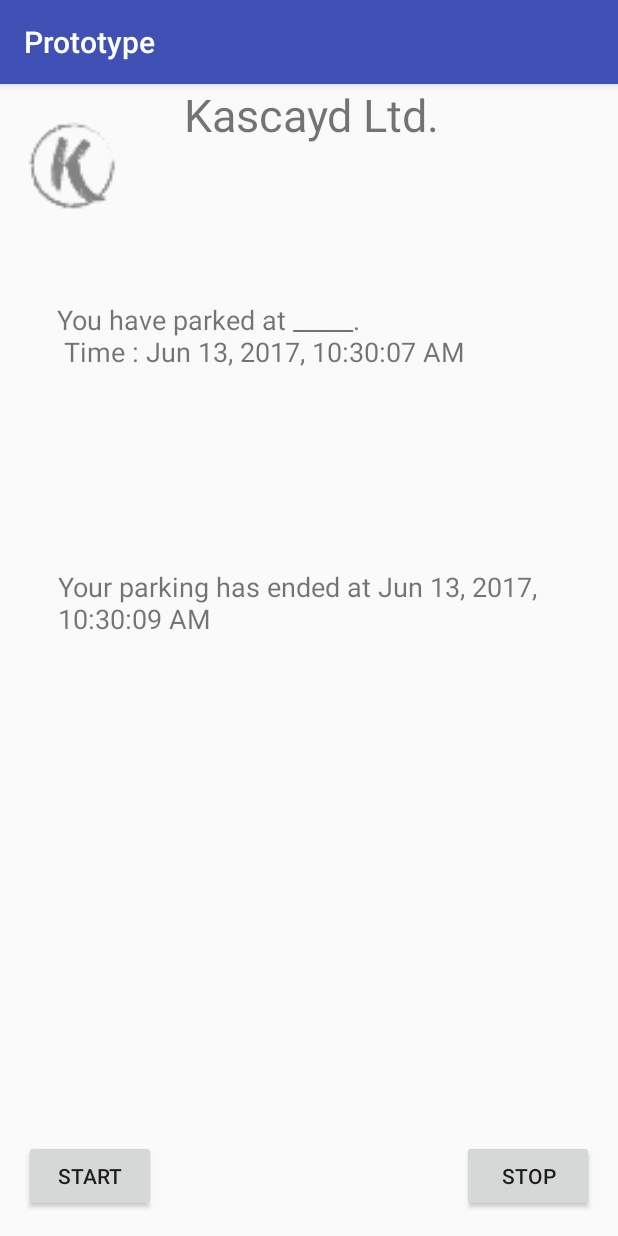
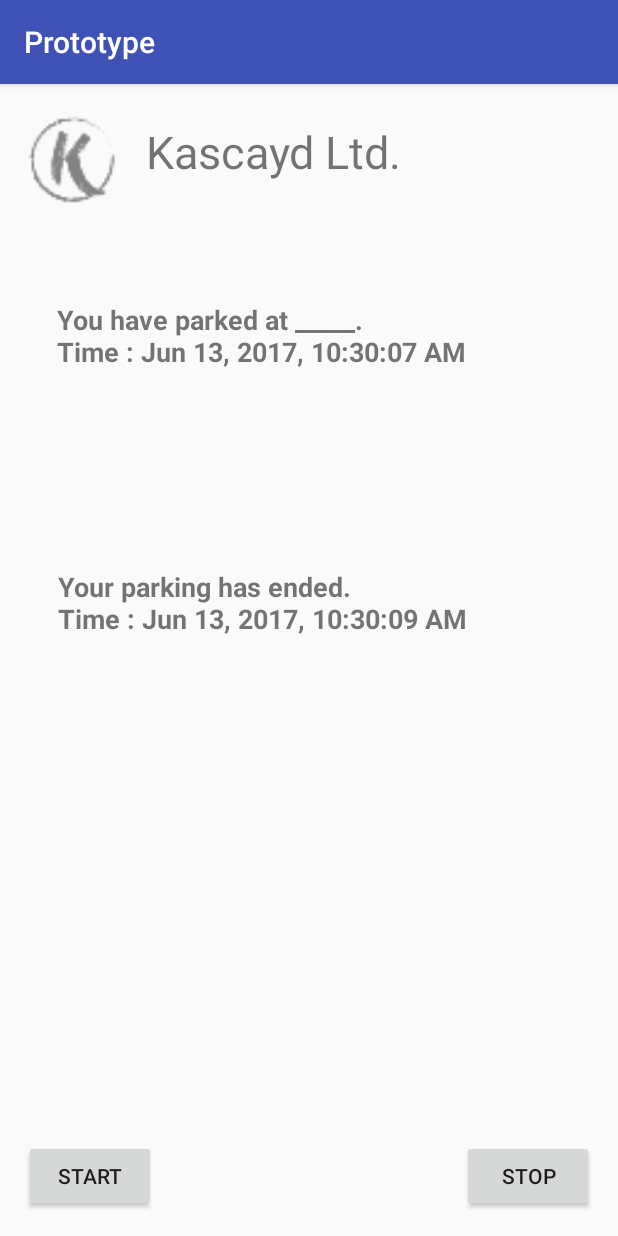
Before and after one commit to nisargatman/Prototype, an Android app: the screen it shows after launch (MainActivity), after a tap on "STOP", on a phone screen of 412 x 824 dp. Run offline under Robolectric (Android 15) with nearby library versions, the phone set to English and light mode, and no system bars; 1 other tap on this screen came first.

Commit message:
Layout changes

```diff
--- a/app/src/main/java/com/kascayd/prototype/MainActivity.java
+++ b/app/src/main/java/com/kascayd/prototype/MainActivity.java
@@ -19,14 +19,14 @@ public class MainActivity extends AppCompatActivity {
 
     public void StartPress(View view) {
         String mydate = java.text.DateFormat.getDateTimeInstance().format(Calendar.getInstance().getTime());
-        String message = "\n\nYou have parked at _____. \n Time : "+ mydate;
+        String message = "\n\nYou have parked at _____. \nTime : "+ mydate;
         TextView textView = (TextView) findViewById(R.id.textView);
         textView.setText(message);
     }
 
     public void StopPress(View view){
         String mydate = java.text.DateFormat.getDateTimeInstance().format(Calendar.getInstance().getTime());
-        String message = "\nYour parking has ended at "+mydate;
+        String message = "\nYour parking has ended. \nTime : "+mydate;
         TextView textView = (TextView) findViewById(R.id.textView2);
         textView.setText(message);
     }
--- a/app/src/main/res/layout/activity_main.xml
+++ b/app/src/main/res/layout/activity_main.xml
@@ -32,13 +32,14 @@
         android:id="@+id/textView"
         android:layout_width="336dp"
         android:layout_height="154dp"
+        android:layout_marginLeft="8dp"
+        android:layout_marginRight="8dp"
         android:layout_marginTop="102dp"
         android:textSize="18sp"
-        app:layout_constraintTop_toTopOf="parent"
-        android:layout_marginLeft="8dp"
+        android:textStyle="bold"
         app:layout_constraintLeft_toLeftOf="parent"
-        android:layout_marginRight="8dp"
-        app:layout_constraintRight_toRightOf="parent" />
+        app:layout_constraintRight_toRightOf="parent"
+        app:layout_constraintTop_toTopOf="parent" />
 
     <TextView
         android:id="@+id/textView2"
@@ -49,6 +50,7 @@
         android:layout_marginRight="8dp"
         android:layout_marginTop="0dp"
         android:textSize="18sp"
+        android:textStyle="bold"
         app:layout_constraintBottom_toBottomOf="parent"
         app:layout_constraintLeft_toLeftOf="parent"
         app:layout_constraintRight_toRightOf="parent"
@@ -64,18 +66,21 @@
         android:layout_marginBottom="8dp"
         app:layout_constraintBottom_toTopOf="@+id/textView"
         android:layout_marginLeft="8dp"
-        app:layout_constraintLeft_toLeftOf="parent" />
+        app:layout_constraintLeft_toLeftOf="parent"
+        app:layout_constraintTop_toTopOf="parent"
+        android:layout_marginTop="8dp" />
 
     <TextView
         android:id="@+id/textView3"
-        android:layout_width="256dp"
-        android:layout_height="78dp"
-        android:layout_marginLeft="8dp"
-        android:layout_marginRight="8dp"
+        android:layout_width="223dp"
+        android:layout_height="53dp"
         android:fontFamily="sans-serif"
         android:text="Kascayd Ltd."
         android:textSize="30sp"
+        app:layout_constraintTop_toTopOf="parent"
+        android:layout_marginTop="8dp"
+        android:layout_marginBottom="8dp"
+        app:layout_constraintBottom_toTopOf="@+id/textView"
         app:layout_constraintLeft_toRightOf="@+id/imageView"
-        app:layout_constraintRight_toRightOf="parent"
-        tools:layout_editor_absoluteY="16dp" />
+        android:layout_marginLeft="8dp" />
 </android.support.constraint.ConstraintLayout>
```
